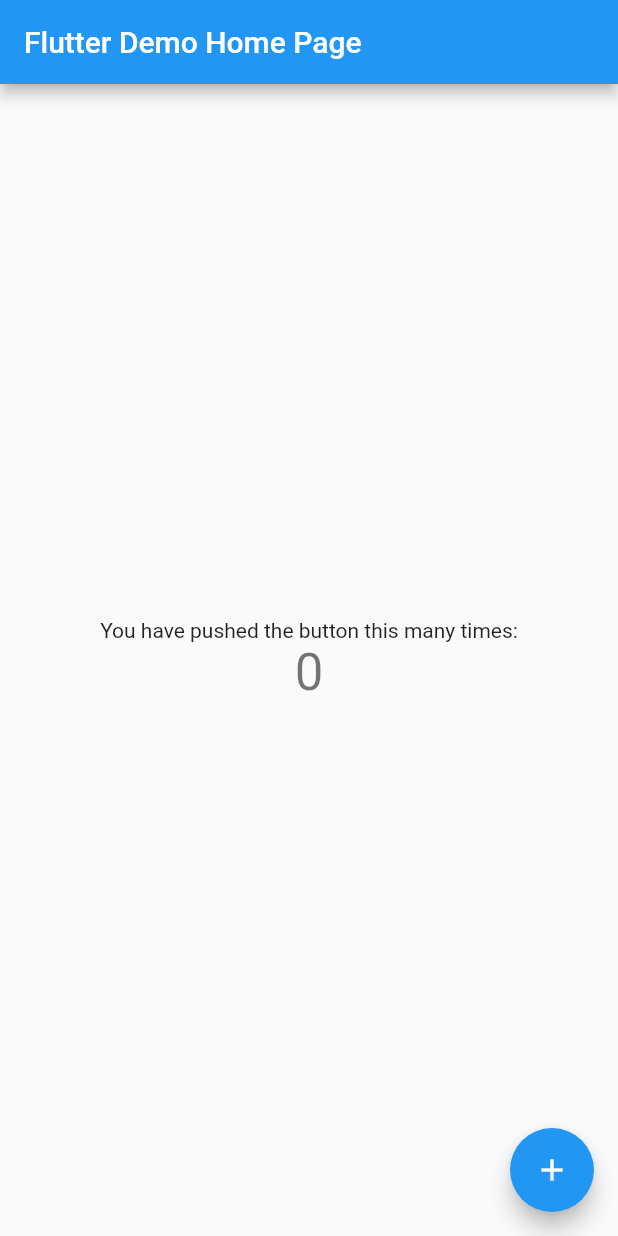
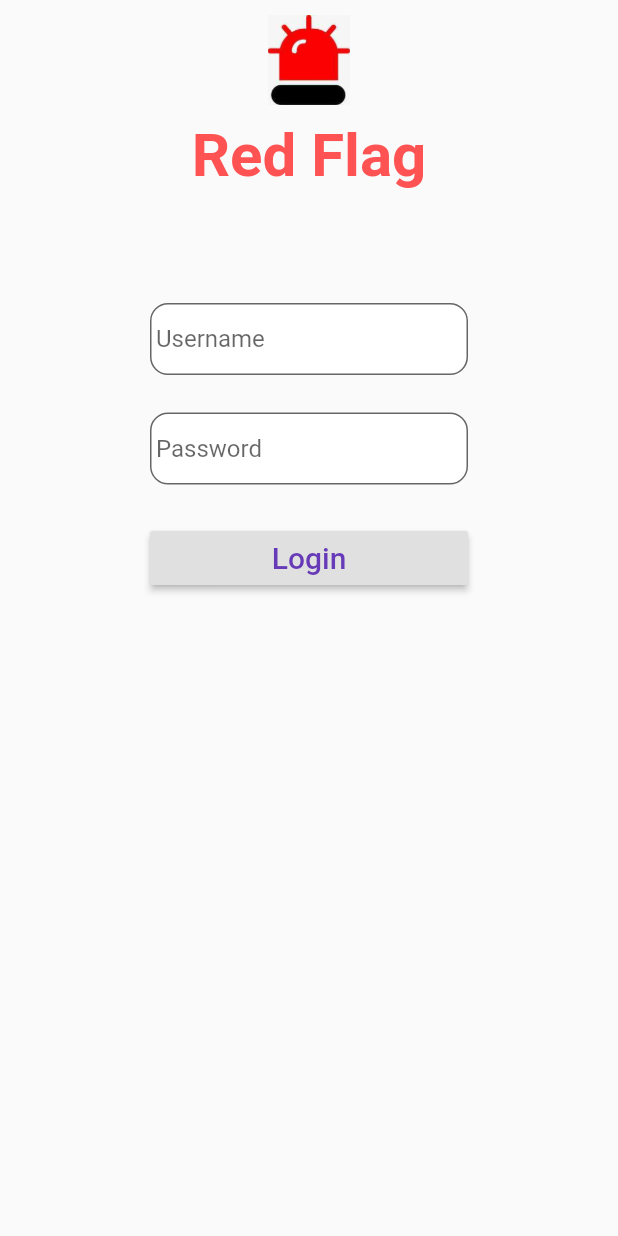
Before and after one commit to hathabanJHB/red-flag, a Flutter app: the screen it shows after launch, on a phone screen of 412 x 824 dp. Run offline on Flutter 3.47's test engine with Material 2 defaults, Android fonts, the phone set to English and light mode, and no system bars; Roboto replaces fonts that are missing (Font2).

Commit message:
added pages folder,routing_file,settings folder,assets folder

```diff
--- a/red_flag/lib/main.dart
+++ b/red_flag/lib/main.dart
@@ -1,115 +1,25 @@
 import 'package:flutter/material.dart';
+import 'package:red_flag/routing.dart';
 
 void main() {
   runApp(const MyApp());
 }
 
+
 class MyApp extends StatelessWidget {
   const MyApp({Key? key}) : super(key: key);
 
-  // This widget is the root of your application.
   @override
   Widget build(BuildContext context) {
     return MaterialApp(
-      title: 'Flutter Demo',
+      title: 'Red-Flag',
       theme: ThemeData(
-        // This is the theme of your application.
-        //
-        // Try running your application with "flutter run". You'll see the
-        // application has a blue toolbar. Then, without quitting the app, try
-        // changing the primarySwatch below to Colors.green and then invoke
-        // "hot reload" (press "r" in the console where you ran "flutter run",
-        // or simply save your changes to "hot reload" in a Flutter IDE).
-        // Notice that the counter didn't reset back to zero; the application
-        // is not restarted.
-        primarySwatch: Colors.blue,
+        //brightness: Brightness.light,
+        primarySwatch: Colors.grey,
+
       ),
-      home: const MyHomePage(title: 'Flutter Demo Home Page'),
+      initialRoute: '/intialPage',
+      onGenerateRoute: Routing.route,
     );
   }
 }
-
-class MyHomePage extends StatefulWidget {
-  const MyHomePage({Key? key, required this.title}) : super(key: key);
-
-  // This widget is the home page of your application. It is stateful, meaning
-  // that it has a State object (defined below) that contains fields that affect
-  // how it looks.
-
-  // This class is the configuration for the state. It holds the values (in this
-  // case the title) provided by the parent (in this case the App widget) and
-  // used by the build method of the State. Fields in a Widget subclass are
-  // always marked "final".
-
-  final String title;
-
-  @override
-  State<MyHomePage> createState() => _MyHomePageState();
-}
-
-class _MyHomePageState extends State<MyHomePage> {
-  int _counter = 0;
-
-  void _incrementCounter() {
-    setState(() {
-      // This call to setState tells the Flutter framework that something has
-      // changed in this State, which causes it to rerun the build method below
-      // so that the display can reflect the updated values. If we changed
-      // _counter without calling setState(), then the build method would not be
-      // called again, and so nothing would appear to happen.
-      _counter++;
-    });
-  }
-
-  @override
-  Widget build(BuildContext context) {
-    // This method is rerun every time setState is called, for instance as done
-    // by the _incrementCounter method above.
-    //
-    // The Flutter framework has been optimized to make rerunning build methods
-    // fast, so that you can just rebuild anything that needs updating rather
-    // than having to individually change instances of widgets.
-    return Scaffold(
-      appBar: AppBar(
-        // Here we take the value from the MyHomePage object that was created by
-        // the App.build method, and use it to set our appbar title.
-        title: Text(widget.title),
-      ),
-      body: Center(
-        // Center is a layout widget. It takes a single child and positions it
-        // in the middle of the parent.
-        child: Column(
-          // Column is also a layout widget. It takes a list of children and
-          // arranges them vertically. By default, it sizes itself to fit its
-          // children horizontally, and tries to be as tall as its parent.
-          //
-          // Invoke "debug painting" (press "p" in the console, choose the
-          // "Toggle Debug Paint" action from the Flutter Inspector in Android
-          // Studio, or the "Toggle Debug Paint" command in Visual Studio Code)
-          // to see the wireframe for each widget.
-          //
-          // Column has various properties to control how it sizes itself and
-          // how it positions its children. Here we use mainAxisAlignment to
-          // center the children vertically; the main axis here is the vertical
-          // axis because Columns are vertical (the cross axis would be
-          // horizontal).
-          mainAxisAlignment: MainAxisAlignment.center,
-          children: <Widget>[
-            const Text(
-              'You have pushed the button this many times:',
-            ),
-            Text(
-              '$_counter',
-              style: Theme.of(context).textTheme.headline4,
-            ),
-          ],
-        ),
-      ),
-      floatingActionButton: FloatingActionButton(
-        onPressed: _incrementCounter,
-        tooltip: 'Increment',
-        child: const Icon(Icons.add),
-      ), // This trailing comma makes auto-formatting nicer for build methods.
-    );
-  }
-}
--- /dev/null
+++ b/red_flag/lib/pages/login_page.dart
@@ -0,0 +1,118 @@
+import 'package:flutter/material.dart';
+import 'package:red_flag/pages/overview_page.dart';
+import 'package:red_flag/routing.dart';
+import 'package:red_flag/settings/myscreen.dart';
+
+class InitialPage extends StatefulWidget {
+  const InitialPage({Key? key}) : super(key: key);
+
+  @override
+  State<InitialPage> createState() => _InitialPageState();
+}
+
+class _InitialPageState extends State<InitialPage> {
+
+  @override
+  Widget build(BuildContext context) {
+    return SafeArea(
+      child: Scaffold(
+
+        // appBar: AppBar(
+        //   title: const Text('Red-Flag'),
+        // ),
+        body: ListView(children: <Widget>[
+          const SizedBox(height: 10,),
+          Image.asset('assets/images/red-flag.jpg', height: 60,),
+           const SizedBox(height: 10,),
+          _title(),
+          const SizedBox(height: 50,),
+
+          //const SizedBox(height: 5,),
+          Padding(
+                padding: const EdgeInsets.only(top: 25.0,left: 100,right: 100),
+                child: _usernameField(),
+          ),
+          Padding(
+                padding: const EdgeInsets.only(top: 25.0,left: 100,right: 100),
+                child: _passwordField(),
+          ),
+          _space(),
+
+          Padding(
+                padding: const EdgeInsets.only(top: 25.0,left: 100,right: 100),
+                child: _loginButton(),
+          ),
+
+        ]),
+      ),
+    );
+  }
+
+  _space() {
+    return SizedBox(
+      height: MyScreen.setHeght(2),
+    );
+  }
+
+  _usernameField() {
+    return TextField(
+      textAlign: TextAlign.left,
+      scrollPadding: const EdgeInsets.only(left: 30,right: 30),
+      keyboardType: TextInputType.text,
+      decoration: InputDecoration(
+        hintText: 'Username',
+        border: OutlineInputBorder(
+          borderRadius: BorderRadius.circular(12),
+          borderSide: const BorderSide(
+            width: 100,
+            style: BorderStyle.solid,
+          ),
+        ),
+        filled: true,
+        contentPadding: const EdgeInsets.all(4),
+        fillColor: Colors.white,
+      ),
+    );
+  }
+
+  _passwordField() {
+    return TextField(
+      textAlign: TextAlign.left,
+      keyboardType: TextInputType.text,
+      decoration: InputDecoration(
+        hintText: 'Password',
+        border: OutlineInputBorder(
+          borderRadius: BorderRadius.circular(12),
+          borderSide: const BorderSide(
+            width: 100,
+            style: BorderStyle.solid,
+          ),
+        ),
+        filled: true,
+        contentPadding: const EdgeInsets.all(4),
+        fillColor: Colors.white,
+      ),
+    );
+  }
+
+  _loginButton() {
+    return RaisedButton(
+      padding: EdgeInsets.only(left: 20,right: 20),
+      onPressed: () {
+        Navigator.of(context).pushNamed("overViewPage");
+      },
+      child: const Text(
+        "Login",
+        style: TextStyle(color: Colors.deepPurple, fontSize: 20),
+      ),
+    );
+  }
+}
+
+_title() {
+  return const Text("Red Flag", style: TextStyle(fontFamily: "Font2",
+                  fontSize: 40,
+                  color: Colors.redAccent,
+                  fontWeight: FontWeight.bold,
+                  ),textAlign: TextAlign.center);
+}
--- /dev/null
+++ b/red_flag/lib/routing.dart
@@ -0,0 +1,22 @@
+
+import 'package:flutter/material.dart';
+import 'package:red_flag/pages/login_page.dart';
+import 'package:red_flag/pages/overview_page.dart';
+import 'package:red_flag/pages/registration_page.dart';
+
+class Routing {
+  static Route<dynamic> route(RouteSettings settings) {
+    switch (settings.name) {
+
+      case '/initialPage':
+        return MaterialPageRoute(builder: (_) => const InitialPage());
+
+        case '/overviewPage':
+        return MaterialPageRoute(builder: (_) => const OverviewPage());
+        case '/registrationPage':
+        return MaterialPageRoute(builder: (_) => const RegistrationPage());
+      default:
+        return MaterialPageRoute(builder: (_) => const InitialPage());
+    }
+  }
+}
--- /dev/null
+++ b/red_flag/lib/settings/myscreen.dart
@@ -0,0 +1,17 @@
+// import 'package:flutter/material.dart';
+
+import 'dart:developer';
+
+class MyScreen {
+  static double screenHeight = 0;
+  static double screenWidth = 0;
+
+  static setHeght(double num) {
+    log("$screenHeight");
+    return screenHeight * (num / 100);
+  }
+
+  static setWidth(double num) {
+    return screenWidth * (num / 100);
+  }
+}
--- a/red_flag/pubspec.yaml
+++ b/red_flag/pubspec.yaml
@@ -57,6 +57,8 @@
   # the material Icons class.
   uses-material-design: true
 
+
+
   # To add assets to your application, add an assets section, like this:
   # assets:
   #   - images/a_dot_burr.jpeg
@@ -65,6 +67,8 @@
   # An image asset can refer to one or more resolution-specific "variants", see
   # https://flutter.dev/assets-and-images/#resolution-aware.
 
+  assets:
+        - assets/images/red-flag.jpg
   # For details regarding adding assets from package dependencies, see
   # https://flutter.dev/assets-and-images/#from-packages
 
```
Also changed, not shown: red_flag/lib/pages/link_page.dart (added, +17 -0 lines), red_flag/lib/pages/my_contact_page.dart (added, +17 -0 lines), red_flag/lib/pages/notification.dart (added, +17 -0 lines), red_flag/lib/pages/overview_page.dart (added, +17 -0 lines), red_flag/lib/pages/registration_page.dart (added, +17 -0 lines), red_flag/lib/pages/report_incident_report.dart (added, +17 -0 lines), red_flag/lib/pages/verification_page.dart (added, +17 -0 lines), red_flag/lib/pages/verify_contact.dart (added, +17 -0 lines), red_flag/assets/images/red-flag.jpg (added), 1 other file.
